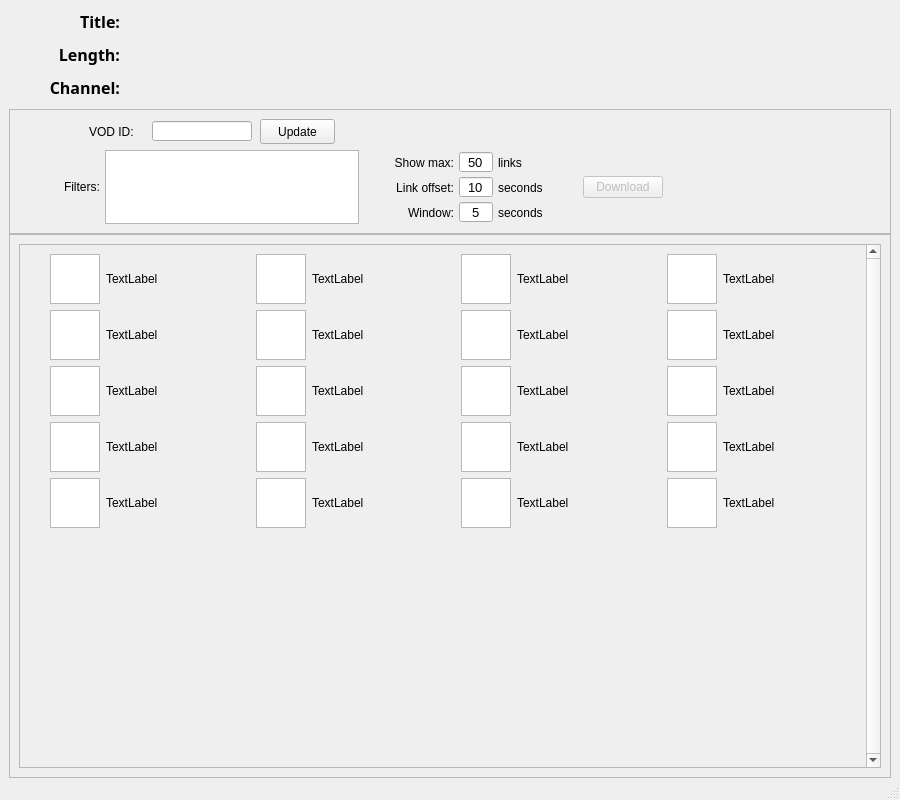
Qt form app/resources/BasicForm.ui (benmurphy7/twitch-crops) before a commit.
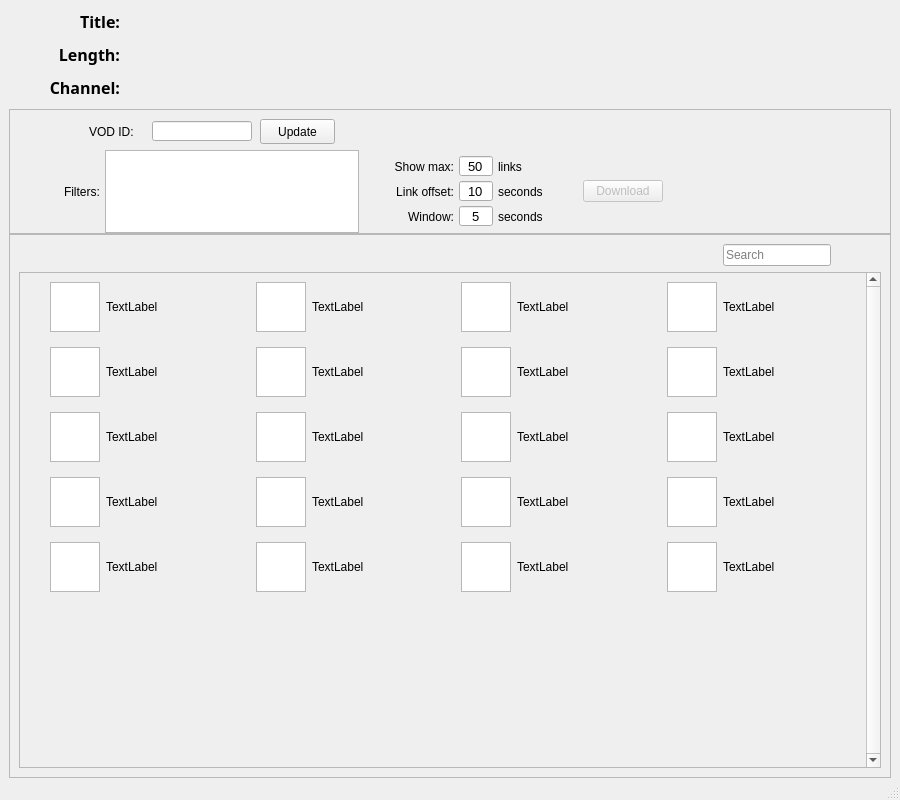
The same form after that commit.

Commit message: Basic search

The edit to the form file:
```diff
--- a/app/resources/BasicForm.ui
+++ b/app/resources/BasicForm.ui
@@ -216,6 +216,9 @@
        <enum>QFrame::Raised</enum>
       </property>
       <layout class="QGridLayout" name="gridLayout_4">
+       <property name="bottomMargin">
+        <number>0</number>
+       </property>
        <item row="0" column="0">
         <layout class="QHBoxLayout" name="horizontalLayout">
          <property name="spacing">
@@ -839,6 +842,91 @@
        <enum>QFrame::Raised</enum>
       </property>
       <layout class="QVBoxLayout" name="verticalLayout_2">
+       <item>
+        <layout class="QHBoxLayout" name="horizontalLayout_5">
+         <property name="leftMargin">
+          <number>20</number>
+         </property>
+         <property name="topMargin">
+          <number>0</number>
+         </property>
+         <property name="rightMargin">
+          <number>10</number>
+         </property>
+         <item>
+          <spacer name="horizontalSpacer_4">
+           <property name="orientation">
+            <enum>Qt::Horizontal</enum>
+           </property>
+           <property name="sizeHint" stdset="0">
+            <size>
+             <width>40</width>
+             <height>20</height>
+            </size>
+           </property>
+          </spacer>
+         </item>
+         <item>
+          <widget class="QLineEdit" name="emoteSearch">
+           <property name="enabled">
+            <bool>true</bool>
+           </property>
+           <property name="sizePolicy">
+            <sizepolicy hsizetype="Preferred" vsizetype="Fixed">
+             <horstretch>0</horstretch>
+             <verstretch>0</verstretch>
+            </sizepolicy>
+           </property>
+           <property name="maximumSize">
+            <size>
+             <width>16777215</width>
+             <height>16777215</height>
+            </size>
+           </property>
+           <property name="baseSize">
+            <size>
+             <width>9</width>
+             <height>0</height>
+            </size>
+           </property>
+           <property name="focusPolicy">
+            <enum>Qt::ClickFocus</enum>
+           </property>
+           <property name="inputMethodHints">
+            <set>Qt::ImhNone</set>
+           </property>
+           <property name="frame">
+            <bool>true</bool>
+           </property>
+           <property name="cursorPosition">
+            <number>0</number>
+           </property>
+           <property name="alignment">
+            <set>Qt::AlignLeading|Qt::AlignLeft|Qt::AlignVCenter</set>
+           </property>
+           <property name="placeholderText">
+            <string>Search</string>
+           </property>
+          </widget>
+         </item>
+         <item>
+          <spacer name="horizontalSpacer_5">
+           <property name="orientation">
+            <enum>Qt::Horizontal</enum>
+           </property>
+           <property name="sizeType">
+            <enum>QSizePolicy::Preferred</enum>
+           </property>
+           <property name="sizeHint" stdset="0">
+            <size>
+             <width>40</width>
+             <height>20</height>
+            </size>
+           </property>
+          </spacer>
+         </item>
+        </layout>
+       </item>
        <item>
         <widget class="QScrollArea" name="scrollArea">
          <property name="enabled">
@@ -859,6 +947,9 @@
          <property name="mouseTracking">
           <bool>false</bool>
          </property>
+         <property name="styleSheet">
+          <string notr="true"/>
+         </property>
          <property name="verticalScrollBarPolicy">
           <enum>Qt::ScrollBarAlwaysOn</enum>
          </property>
@@ -872,7 +963,7 @@
           <bool>true</bool>
          </property>
          <property name="alignment">
-          <set>Qt::AlignBottom|Qt::AlignLeading|Qt::AlignLeft</set>
+          <set>Qt::AlignHCenter|Qt::AlignTop</set>
          </property>
          <widget class="QWidget" name="scrollAreaWidgetContents">
           <property name="geometry">
@@ -880,11 +971,11 @@
             <x>0</x>
             <y>0</y>
             <width>843</width>
-            <height>509</height>
+            <height>481</height>
            </rect>
           </property>
           <property name="sizePolicy">
-           <sizepolicy hsizetype="Expanding" vsizetype="Expanding">
+           <sizepolicy hsizetype="Expanding" vsizetype="Preferred">
             <horstretch>0</horstretch>
             <verstretch>0</verstretch>
            </sizepolicy>
@@ -895,37 +986,27 @@
           <property name="autoFillBackground">
            <bool>true</bool>
           </property>
-          <layout class="QGridLayout" name="gridLayout">
+          <property name="styleSheet">
+           <string notr="true"/>
+          </property>
+          <layout class="QGridLayout" name="gridLayout" rowstretch="1,1,1,1,1,1">
+           <property name="sizeConstraint">
+            <enum>QLayout::SetDefaultConstraint</enum>
+           </property>
            <property name="leftMargin">
             <number>30</number>
            </property>
            <property name="rightMargin">
             <number>0</number>
            </property>
-           <item row="3" column="2">
-            <widget class="QGraphicsView" name="graphicsView_10">
-             <property name="sizePolicy">
-              <sizepolicy hsizetype="Fixed" vsizetype="Fixed">
-               <horstretch>0</horstretch>
-               <verstretch>0</verstretch>
-              </sizepolicy>
-             </property>
-             <property name="minimumSize">
-              <size>
-               <width>50</width>
-               <height>50</height>
-              </size>
-             </property>
-             <property name="maximumSize">
-              <size>
-               <width>50</width>
-               <height>50</height>
-              </size>
-             </property>
-            </widget>
-           </item>
-           <item row="1" column="6">
-            <widget class="QGraphicsView" name="graphicsView_18">
+           <property name="horizontalSpacing">
+            <number>6</number>
+           </property>
+           <property name="verticalSpacing">
+            <number>15</number>
+           </property>
+           <item row="2" column="2">
+            <widget class="QGraphicsView" name="graphicsView_7">
              <property name="sizePolicy">
               <sizepolicy hsizetype="Fixed" vsizetype="Fixed">
                <horstretch>0</horstretch>
@@ -946,22 +1027,8 @@
              </property>
             </widget>
            </item>
-           <item row="0" column="5">
-            <widget class="QLabel" name="label_11">
-             <property name="text">
-              <string>TextLabel</string>
-             </property>
-            </widget>
-           </item>
-           <item row="2" column="5">
-            <widget class="QLabel" name="label_13">
-             <property name="text">
-              <string>TextLabel</string>
-             </property>
-            </widget>
-           </item>
-           <item row="2" column="0">
-            <widget class="QGraphicsView" name="graphicsView_3">
+           <item row="0" column="6">
+            <widget class="QGraphicsView" name="graphicsView_19">
              <property name="sizePolicy">
               <sizepolicy hsizetype="Fixed" vsizetype="Fixed">
                <horstretch>0</horstretch>
@@ -982,8 +1049,8 @@
              </property>
             </widget>
            </item>
-           <item row="4" column="4">
-            <widget class="QGraphicsView" name="graphicsView_11">
+           <item row="1" column="2">
+            <widget class="QGraphicsView" name="graphicsView_8">
              <property name="sizePolicy">
               <sizepolicy hsizetype="Fixed" vsizetype="Fixed">
                <horstretch>0</horstretch>
@@ -1004,37 +1071,20 @@
              </property>
             </widget>
            </item>
-           <item row="2" column="4">
-            <widget class="QGraphicsView" name="graphicsView_12">
+           <item row="0" column="1">
+            <widget class="QLabel" name="label_1">
              <property name="sizePolicy">
-              <sizepolicy hsizetype="Fixed" vsizetype="Fixed">
+              <sizepolicy hsizetype="Minimum" vsizetype="Preferred">
                <horstretch>0</horstretch>
                <verstretch>0</verstretch>
               </sizepolicy>
              </property>
-             <property name="minimumSize">
-              <size>
-               <width>50</width>
-               <height>50</height>
-              </size>
+             <property name="font">
+              <font>
+               <weight>50</weight>
+               <bold>false</bold>
+              </font>
              </property>
-             <property name="maximumSize">
-              <size>
-               <width>50</width>
-               <height>50</height>
-              </size>
-             </property>
-            </widget>
-           </item>
-           <item row="1" column="7">
-            <widget class="QLabel" name="label_17">
-             <property name="text">
-              <string>TextLabel</string>
-             </property>
-            </widget>
-           </item>
-           <item row="0" column="3">
-            <widget class="QLabel" name="label_6">
              <property name="text">
               <string>TextLabel</string>
              </property>
@@ -1047,49 +1097,6 @@
              </property>
             </widget>
            </item>
-           <item row="3" column="0">
-            <widget class="QGraphicsView" name="graphicsView_4">
-             <property name="sizePolicy">
-              <sizepolicy hsizetype="Fixed" vsizetype="Fixed">
-               <horstretch>0</horstretch>
-               <verstretch>0</verstretch>
-              </sizepolicy>
-             </property>
-             <property name="minimumSize">
-              <size>
-               <width>50</width>
-               <height>50</height>
-              </size>
-             </property>
-             <property name="maximumSize">
-              <size>
-               <width>50</width>
-               <height>50</height>
-              </size>
-             </property>
-            </widget>
-           </item>
-           <item row="3" column="1">
-            <widget class="QLabel" name="label_25">
-             <property name="text">
-              <string>TextLabel</string>
-             </property>
-            </widget>
-           </item>
-           <item row="0" column="7">
-            <widget class="QLabel" name="label_16">
-             <property name="text">
-              <string>TextLabel</string>
-             </property>
-            </widget>
-           </item>
-           <item row="2" column="3">
-            <widget class="QLabel" name="label_8">
-             <property name="text">
-              <string>TextLabel</string>
-             </property>
-            </widget>
-           </item>
            <item row="4" column="7">
             <widget class="QLabel" name="label_19">
              <property name="text">
@@ -1097,8 +1104,8 @@
              </property>
             </widget>
            </item>
-           <item row="4" column="2">
-            <widget class="QGraphicsView" name="graphicsView_6">
+           <item row="3" column="6">
+            <widget class="QGraphicsView" name="graphicsView_20">
              <property name="sizePolicy">
               <sizepolicy hsizetype="Fixed" vsizetype="Fixed">
                <horstretch>0</horstretch>
@@ -1119,8 +1126,8 @@
              </property>
             </widget>
            </item>
-           <item row="1" column="2">
-            <widget class="QGraphicsView" name="graphicsView_8">
+           <item row="2" column="0">
+            <widget class="QGraphicsView" name="graphicsView_3">
              <property name="sizePolicy">
               <sizepolicy hsizetype="Fixed" vsizetype="Fixed">
                <horstretch>0</horstretch>
@@ -1141,8 +1148,8 @@
              </property>
             </widget>
            </item>
-           <item row="2" column="2">
-            <widget class="QGraphicsView" name="graphicsView_7">
+           <item row="1" column="4">
+            <widget class="QGraphicsView" name="graphicsView_13">
              <property name="sizePolicy">
               <sizepolicy hsizetype="Fixed" vsizetype="Fixed">
                <horstretch>0</horstretch>
@@ -1163,83 +1170,13 @@
              </property>
             </widget>
            </item>
-           <item row="2" column="7">
-            <widget class="QLabel" name="label_18">
+           <item row="1" column="3">
+            <widget class="QLabel" name="label_7">
              <property name="text">
               <string>TextLabel</string>
              </property>
             </widget>
            </item>
-           <item row="1" column="5">
-            <widget class="QLabel" name="label_12">
-             <property name="text">
-              <string>TextLabel</string>
-             </property>
-            </widget>
-           </item>
-           <item row="0" column="1">
-            <widget class="QLabel" name="label_1">
-             <property name="sizePolicy">
-              <sizepolicy hsizetype="Minimum" vsizetype="Preferred">
-               <horstretch>0</horstretch>
-               <verstretch>0</verstretch>
-              </sizepolicy>
-             </property>
-             <property name="font">
-              <font>
-               <weight>50</weight>
-               <bold>false</bold>
-              </font>
-             </property>
-             <property name="text">
-              <string>TextLabel</string>
-             </property>
-            </widget>
-           </item>
-           <item row="1" column="0">
-            <widget class="QGraphicsView" name="graphicsView_2">
-             <property name="sizePolicy">
-              <sizepolicy hsizetype="Fixed" vsizetype="Fixed">
-               <horstretch>0</horstretch>
-               <verstretch>0</verstretch>
-              </sizepolicy>
-             </property>
-             <property name="minimumSize">
-              <size>
-               <width>50</width>
-               <height>50</height>
-              </size>
-             </property>
-             <property name="maximumSize">
-              <size>
-               <width>50</width>
-               <height>50</height>
-              </size>
-             </property>
-            </widget>
-           </item>
-           <item row="0" column="4">
-            <widget class="QGraphicsView" name="graphicsView_14">
-             <property name="sizePolicy">
-              <sizepolicy hsizetype="Fixed" vsizetype="Fixed">
-               <horstretch>0</horstretch>
-               <verstretch>0</verstretch>
-              </sizepolicy>
-             </property>
-             <property name="minimumSize">
-              <size>
-               <width>50</width>
-               <height>50</height>
-              </size>
-             </property>
-             <property name="maximumSize">
-              <size>
-               <width>50</width>
-               <height>50</height>
-              </size>
-             </property>
-            </widget>
-           </item>
            <item row="4" column="3">
             <widget class="QLabel" name="label_9">
              <property name="text">
@@ -1247,15 +1184,15 @@
              </property>
             </widget>
            </item>
-           <item row="2" column="1">
-            <widget class="QLabel" name="label_24">
+           <item row="2" column="3">
+            <widget class="QLabel" name="label_8">
              <property name="text">
               <string>TextLabel</string>
              </property>
             </widget>
            </item>
-           <item row="0" column="6">
-            <widget class="QGraphicsView" name="graphicsView_19">
+           <item row="3" column="0">
+            <widget class="QGraphicsView" name="graphicsView_4">
              <property name="sizePolicy">
               <sizepolicy hsizetype="Fixed" vsizetype="Fixed">
                <horstretch>0</horstretch>
@@ -1276,6 +1213,13 @@
              </property>
             </widget>
            </item>
+           <item row="3" column="5">
+            <widget class="QLabel" name="label_15">
+             <property name="text">
+              <string>TextLabel</string>
+             </property>
+            </widget>
+           </item>
            <item row="4" column="0">
             <widget class="QGraphicsView" name="graphicsView_5">
              <property name="sizePolicy">
@@ -1298,6 +1242,27 @@
              </property>
             </widget>
            </item>
+           <item row="0" column="3">
+            <widget class="QLabel" name="label_6">
+             <property name="text">
+              <string>TextLabel</string>
+             </property>
+            </widget>
+           </item>
+           <item row="1" column="7">
+            <widget class="QLabel" name="label_17">
+             <property name="text">
+              <string>TextLabel</string>
+             </property>
+            </widget>
+           </item>
+           <item row="0" column="7">
+            <widget class="QLabel" name="label_16">
+             <property name="text">
+              <string>TextLabel</string>
+             </property>
+            </widget>
+           </item>
            <item row="3" column="4">
             <widget class="QGraphicsView" name="graphicsView_15">
              <property name="sizePolicy">
@@ -1320,49 +1285,13 @@
              </property>
             </widget>
            </item>
-           <item row="5" column="2">
-            <widget class="QLabel" name="label">
+           <item row="1" column="5">
+            <widget class="QLabel" name="label_12">
              <property name="text">
-              <string/>
-             </property>
-            </widget>
-           </item>
-           <item row="1" column="3">
-            <widget class="QLabel" name="label_7">
-             <property name="text">
               <string>TextLabel</string>
              </property>
             </widget>
            </item>
-           <item row="4" column="5">
-            <widget class="QLabel" name="label_14">
-             <property name="text">
-              <string>TextLabel</string>
-             </property>
-            </widget>
-           </item>
-           <item row="3" column="6">
-            <widget class="QGraphicsView" name="graphicsView_20">
-             <property name="sizePolicy">
-              <sizepolicy hsizetype="Fixed" vsizetype="Fixed">
-               <horstretch>0</horstretch>
-               <verstretch>0</verstretch>
-              </sizepolicy>
-             </property>
-             <property name="minimumSize">
-              <size>
-               <width>50</width>
-               <height>50</height>
-              </size>
-             </property>
-             <property name="maximumSize">
-              <size>
-               <width>50</width>
-               <height>50</height>
-              </size>
-             </property>
-            </widget>
-           </item>
            <item row="3" column="7">
             <widget class="QLabel" name="label_20">
              <property name="text">
@@ -1370,8 +1299,8 @@
              </property>
             </widget>
            </item>
-           <item row="4" column="6">
-            <widget class="QGraphicsView" name="graphicsView_16">
+           <item row="0" column="4">
+            <widget class="QGraphicsView" name="graphicsView_14">
              <property name="sizePolicy">
               <sizepolicy hsizetype="Fixed" vsizetype="Fixed">
                <horstretch>0</horstretch>
@@ -1390,10 +1319,13 @@
                <height>50</height>
               </size>
              </property>
+             <property name="alignment">
+              <set>Qt::AlignCenter</set>
+             </property>
             </widget>
            </item>
-           <item row="2" column="6">
-            <widget class="QGraphicsView" name="graphicsView_17">
+           <item row="1" column="6">
+            <widget class="QGraphicsView" name="graphicsView_18">
              <property name="sizePolicy">
               <sizepolicy hsizetype="Fixed" vsizetype="Fixed">
                <horstretch>0</horstretch>
@@ -1414,8 +1346,8 @@
              </property>
             </widget>
            </item>
-           <item row="0" column="0">
-            <widget class="QGraphicsView" name="graphicsView_30">
+           <item row="4" column="4">
+            <widget class="QGraphicsView" name="graphicsView_11">
              <property name="sizePolicy">
               <sizepolicy hsizetype="Fixed" vsizetype="Fixed">
                <horstretch>0</horstretch>
@@ -1436,15 +1368,22 @@
              </property>
             </widget>
            </item>
-           <item row="3" column="5">
-            <widget class="QLabel" name="label_15">
+           <item row="5" column="2">
+            <widget class="QLabel" name="label">
              <property name="text">
+              <string/>
+             </property>
+            </widget>
+           </item>
+           <item row="2" column="1">
+            <widget class="QLabel" name="label_24">
+             <property name="text">
               <string>TextLabel</string>
              </property>
             </widget>
            </item>
-           <item row="1" column="4">
-            <widget class="QGraphicsView" name="graphicsView_13">
+           <item row="0" column="2">
+            <widget class="QGraphicsView" name="graphicsView_9">
              <property name="sizePolicy">
               <sizepolicy hsizetype="Fixed" vsizetype="Fixed">
                <horstretch>0</horstretch>
@@ -1465,6 +1404,13 @@
              </property>
             </widget>
            </item>
+           <item row="0" column="5">
+            <widget class="QLabel" name="label_11">
+             <property name="text">
+              <string>TextLabel</string>
+             </property>
+            </widget>
+           </item>
            <item row="3" column="3">
             <widget class="QLabel" name="label_10">
              <property name="text">
@@ -1479,8 +1425,8 @@
              </property>
             </widget>
            </item>
-           <item row="0" column="2">
-            <widget class="QGraphicsView" name="graphicsView_9">
+           <item row="3" column="2">
+            <widget class="QGraphicsView" name="graphicsView_10">
              <property name="sizePolicy">
               <sizepolicy hsizetype="Fixed" vsizetype="Fixed">
                <horstretch>0</horstretch>
@@ -1501,6 +1447,166 @@
              </property>
             </widget>
            </item>
+           <item row="2" column="6">
+            <widget class="QGraphicsView" name="graphicsView_17">
+             <property name="sizePolicy">
+              <sizepolicy hsizetype="Fixed" vsizetype="Fixed">
+               <horstretch>0</horstretch>
+               <verstretch>0</verstretch>
+              </sizepolicy>
+             </property>
+             <property name="minimumSize">
+              <size>
+               <width>50</width>
+               <height>50</height>
+              </size>
+             </property>
+             <property name="maximumSize">
+              <size>
+               <width>50</width>
+               <height>50</height>
+              </size>
+             </property>
+            </widget>
+           </item>
+           <item row="2" column="4">
+            <widget class="QGraphicsView" name="graphicsView_12">
+             <property name="sizePolicy">
+              <sizepolicy hsizetype="Fixed" vsizetype="Fixed">
+               <horstretch>0</horstretch>
+               <verstretch>0</verstretch>
+              </sizepolicy>
+             </property>
+             <property name="minimumSize">
+              <size>
+               <width>50</width>
+               <height>50</height>
+              </size>
+             </property>
+             <property name="maximumSize">
+              <size>
+               <width>50</width>
+               <height>50</height>
+              </size>
+             </property>
+            </widget>
+           </item>
+           <item row="0" column="0">
+            <widget class="QGraphicsView" name="graphicsView_30">
+             <property name="sizePolicy">
+              <sizepolicy hsizetype="Fixed" vsizetype="Fixed">
+               <horstretch>0</horstretch>
+               <verstretch>0</verstretch>
+              </sizepolicy>
+             </property>
+             <property name="minimumSize">
+              <size>
+               <width>50</width>
+               <height>50</height>
+              </size>
+             </property>
+             <property name="maximumSize">
+              <size>
+               <width>50</width>
+               <height>50</height>
+              </size>
+             </property>
+            </widget>
+           </item>
+           <item row="4" column="6">
+            <widget class="QGraphicsView" name="graphicsView_16">
+             <property name="sizePolicy">
+              <sizepolicy hsizetype="Fixed" vsizetype="Fixed">
+               <horstretch>0</horstretch>
+               <verstretch>0</verstretch>
+              </sizepolicy>
+             </property>
+             <property name="minimumSize">
+              <size>
+               <width>50</width>
+               <height>50</height>
+              </size>
+             </property>
+             <property name="maximumSize">
+              <size>
+               <width>50</width>
+               <height>50</height>
+              </size>
+             </property>
+            </widget>
+           </item>
+           <item row="1" column="0">
+            <widget class="QGraphicsView" name="graphicsView_2">
+             <property name="sizePolicy">
+              <sizepolicy hsizetype="Fixed" vsizetype="Fixed">
+               <horstretch>0</horstretch>
+               <verstretch>0</verstretch>
+              </sizepolicy>
+             </property>
+             <property name="minimumSize">
+              <size>
+               <width>50</width>
+               <height>50</height>
+              </size>
+             </property>
+             <property name="maximumSize">
+              <size>
+               <width>50</width>
+               <height>50</height>
+              </size>
+             </property>
+            </widget>
+           </item>
+           <item row="4" column="2">
+            <widget class="QGraphicsView" name="graphicsView_6">
+             <property name="sizePolicy">
+              <sizepolicy hsizetype="Fixed" vsizetype="Fixed">
+               <horstretch>0</horstretch>
+               <verstretch>0</verstretch>
+              </sizepolicy>
+             </property>
+             <property name="minimumSize">
+              <size>
+               <width>50</width>
+               <height>50</height>
+              </size>
+             </property>
+             <property name="maximumSize">
+              <size>
+               <width>50</width>
+               <height>50</height>
+              </size>
+             </property>
+            </widget>
+           </item>
+           <item row="2" column="5">
+            <widget class="QLabel" name="label_13">
+             <property name="text">
+              <string>TextLabel</string>
+             </property>
+            </widget>
+           </item>
+           <item row="2" column="7">
+            <widget class="QLabel" name="label_18">
+             <property name="text">
+              <string>TextLabel</string>
+             </property>
+            </widget>
+           </item>
+           <item row="4" column="5">
+            <widget class="QLabel" name="label_14">
+             <property name="text">
+              <string>TextLabel</string>
+             </property>
+            </widget>
+           </item>
+           <item row="3" column="1">
+            <widget class="QLabel" name="label_25">
+             <property name="text">
+              <string>TextLabel</string>
+             </property>
+            </widget>
+           </item>
           </layout>
          </widget>
         </widget>
```
Left out of the diff: 7 changed lines with no effect on the pictures. Lines whose indentation alone changed are shown as unchanged. The commit also changes 3 other files.
